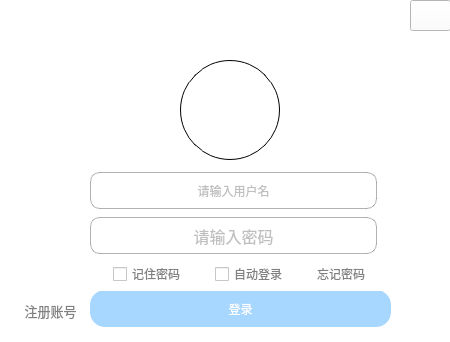
3432276416/QingYuChat, file user/user/login.ui: the form before one commit.
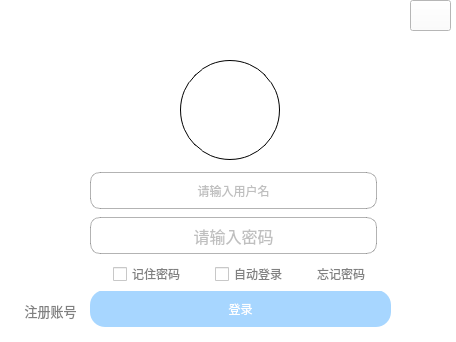
The form after the commit.

Diff of the .ui file:
```diff
--- a/user/user/login.ui
+++ b/user/user/login.ui
@@ -6,7 +6,7 @@
    <rect>
     <x>0</x>
     <y>0</y>
-    <width>450</width>
+    <width>456</width>
     <height>342</height>
    </rect>
   </property>
```
Left out of the diff: 8 changed lines with no effect on the pictures.
